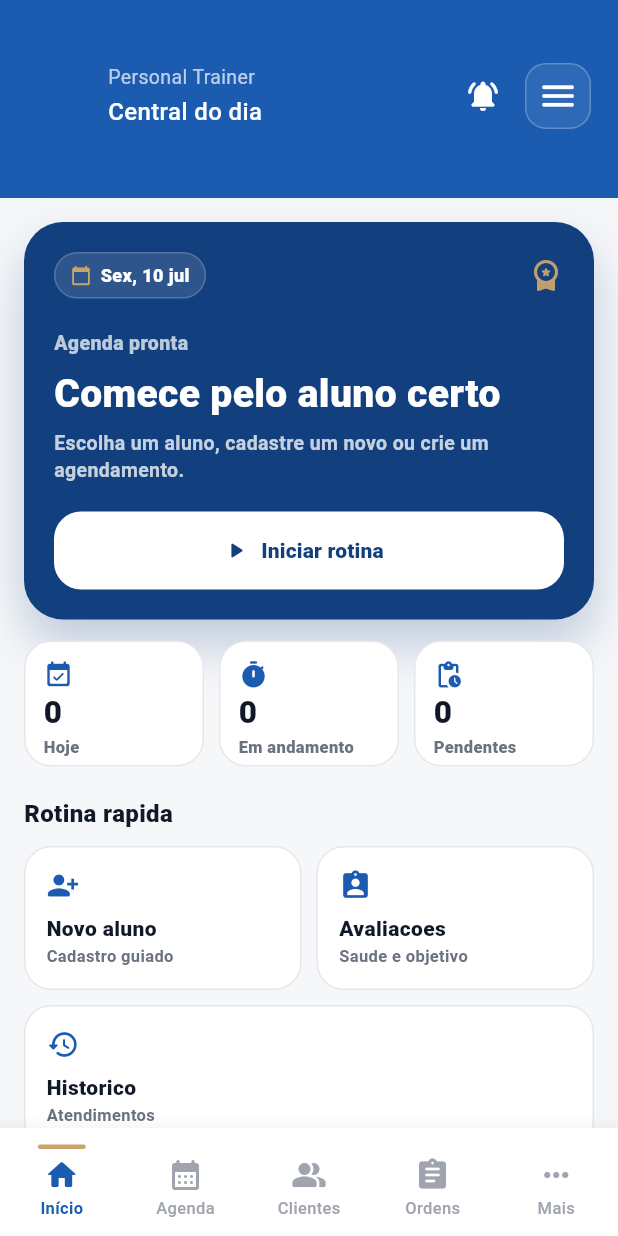
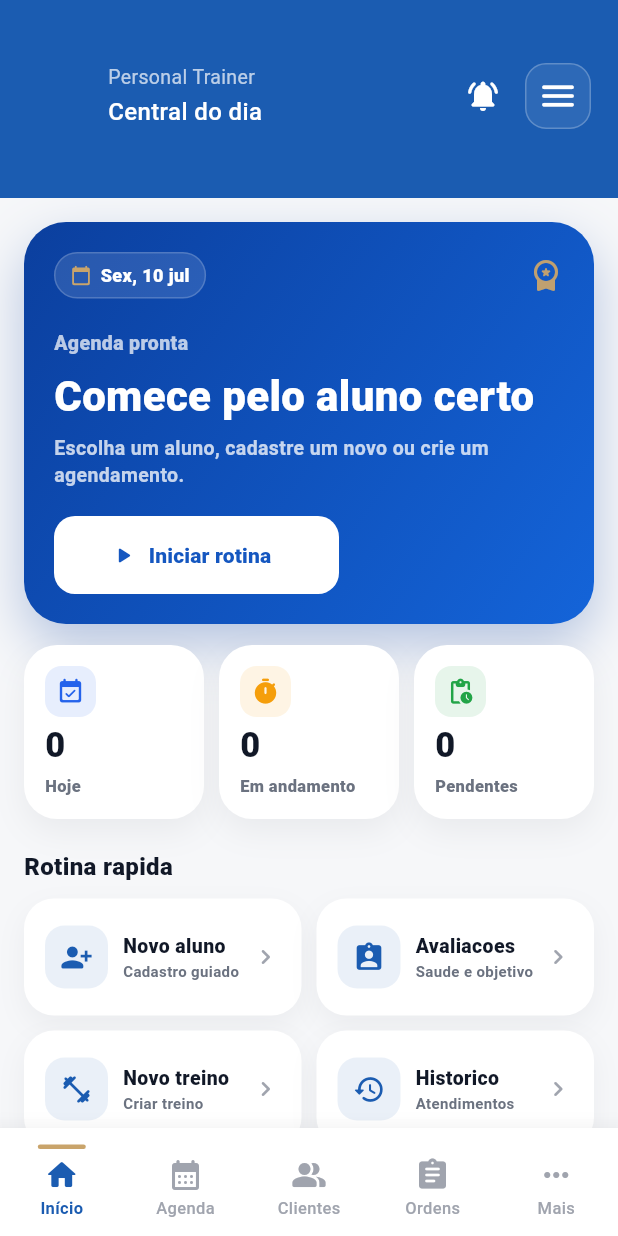
Before and after one commit to Adilson-GDI/AtendeFacil, a Flutter app: the screen it shows after launch, on a phone screen of 412 x 824 dp. Run offline on Flutter 3.47's test engine with Material 3 defaults, Android fonts, the phone set to English and light mode, and no system bars; our stand-ins replace device_info_plus, file_picker, firebase_core, firebase_messaging, flutter_local_notifications, package_info_plus and 3 more; accounts and stored records are empty.

Commit message:
Refresh FitCheck home from approved mockup

```diff
--- a/lib/screens/home/home_screen.dart
+++ b/lib/screens/home/home_screen.dart
@@ -559,13 +559,17 @@ class _HomeScreenState extends State<HomeScreen> {
     return Container(
       padding: const EdgeInsets.all(20),
       decoration: BoxDecoration(
-        color: AppColors.primaryDark,
-        borderRadius: BorderRadius.circular(26),
+        gradient: const LinearGradient(
+          begin: Alignment.topLeft,
+          end: Alignment.bottomRight,
+          colors: [Color(0xFF0B3F9E), Color(0xFF1464D9)],
+        ),
+        borderRadius: BorderRadius.circular(28),
         boxShadow: [
           BoxShadow(
-            color: AppColors.primaryDark.withValues(alpha: 0.25),
-            blurRadius: 28,
-            offset: const Offset(0, 16),
+            color: const Color(0xFF0B3F9E).withValues(alpha: 0.28),
+            blurRadius: 30,
+            offset: const Offset(0, 14),
           ),
         ],
       ),
@@ -630,7 +634,7 @@ class _HomeScreenState extends State<HomeScreen> {
             overflow: TextOverflow.ellipsis,
             style: const TextStyle(
               color: Colors.white,
-              fontSize: 26,
+              fontSize: 28,
               fontWeight: FontWeight.w900,
             ),
           ),
@@ -650,7 +654,7 @@ class _HomeScreenState extends State<HomeScreen> {
           ),
           const SizedBox(height: 18),
           SizedBox(
-            width: double.infinity,
+            width: 190,
             height: 52,
             child: ElevatedButton.icon(
               onPressed: loading ? null : iniciarFluxo,
@@ -661,10 +665,10 @@ class _HomeScreenState extends State<HomeScreen> {
               ),
               style: ElevatedButton.styleFrom(
                 backgroundColor: Colors.white,
-                foregroundColor: AppColors.primaryDark,
+                foregroundColor: const Color(0xFF1557C0),
                 elevation: 0,
                 shape: RoundedRectangleBorder(
-                  borderRadius: BorderRadius.circular(18),
+                  borderRadius: BorderRadius.circular(14),
                 ),
               ),
             ),
@@ -703,27 +707,45 @@ class _HomeScreenState extends State<HomeScreen> {
     required String value,
     required IconData icon,
   }) {
-    final primary = Theme.of(context).colorScheme.primary;
+    final accent = switch (label) {
+      'Em andamento' => const Color(0xFFF59E0B),
+      'Pendentes' => const Color(0xFF22A447),
+      _ => const Color(0xFF2563EB),
+    };
 
     return Expanded(
       child: Container(
-        height: 84,
-        padding: const EdgeInsets.all(12),
+        height: 116,
+        padding: const EdgeInsets.all(14),
         decoration: BoxDecoration(
           color: Colors.white,
-          borderRadius: BorderRadius.circular(18),
-          border: Border.all(color: AppColors.border),
+          borderRadius: BorderRadius.circular(22),
+          boxShadow: [
+            BoxShadow(
+              color: const Color(0xFF0F172A).withValues(alpha: 0.06),
+              blurRadius: 18,
+              offset: const Offset(0, 8),
+            ),
+          ],
         ),
         child: Column(
           crossAxisAlignment: CrossAxisAlignment.start,
           mainAxisAlignment: MainAxisAlignment.spaceBetween,
           children: [
-            Icon(icon, color: primary, size: 20),
+            Container(
+              width: 34,
+              height: 34,
+              decoration: BoxDecoration(
+                color: accent.withValues(alpha: 0.11),
+                borderRadius: BorderRadius.circular(11),
+              ),
+              child: Icon(icon, color: accent, size: 19),
+            ),
             Text(
               value,
               style: const TextStyle(
                 color: AppColors.textDark,
-                fontSize: 21,
+                fontSize: 23,
                 fontWeight: FontWeight.w900,
               ),
             ),
@@ -801,6 +823,13 @@ class _HomeScreenState extends State<HomeScreen> {
         Row(
           children: [
             _shortcutCard(
+              icon: Icons.fitness_center_rounded,
+              title: 'Novo treino',
+              subtitle: 'Criar treino',
+              onTap: () => Navigator.pushNamed(context, '/treinos'),
+            ),
+            const SizedBox(width: 10),
+            _shortcutCard(
               icon: Icons.history_rounded,
               title: 'Historico',
               subtitle: 'Atendimentos',
@@ -825,19 +854,34 @@ class _HomeScreenState extends State<HomeScreen> {
         onTap: onTap,
         borderRadius: BorderRadius.circular(18),
         child: Container(
-          height: 96,
-          padding: const EdgeInsets.all(14),
+          height: 78,
+          padding: const EdgeInsets.symmetric(horizontal: 14, vertical: 12),
           decoration: BoxDecoration(
             color: Colors.white,
-            borderRadius: BorderRadius.circular(18),
-            border: Border.all(color: AppColors.border),
+            borderRadius: BorderRadius.circular(20),
+            boxShadow: [
+              BoxShadow(
+                color: const Color(0xFF0F172A).withValues(alpha: 0.05),
+                blurRadius: 16,
+                offset: const Offset(0, 7),
               ),
+            ],
+          ),
+          child: Row(
+            children: [
+              Container(
+                width: 42,
+                height: 42,
+                decoration: BoxDecoration(
+                  color: primary.withValues(alpha: 0.09),
+                  borderRadius: BorderRadius.circular(13),
+                ),
+                child: Icon(icon, color: primary, size: 22),
+              ),
+              const SizedBox(width: 10),
+              Expanded(
                 child: Column(
-            crossAxisAlignment: CrossAxisAlignment.start,
-            mainAxisAlignment: MainAxisAlignment.spaceBetween,
-            children: [
-              Icon(icon, color: primary, size: 22),
-              Column(
+                  mainAxisAlignment: MainAxisAlignment.center,
                   crossAxisAlignment: CrossAxisAlignment.start,
                   children: [
                     Text(
@@ -846,7 +890,7 @@ class _HomeScreenState extends State<HomeScreen> {
                       overflow: TextOverflow.ellipsis,
                       style: const TextStyle(
                         color: AppColors.textDark,
-                      fontSize: 14,
+                        fontSize: 13,
                         fontWeight: FontWeight.w900,
                       ),
                     ),
@@ -856,11 +900,17 @@ class _HomeScreenState extends State<HomeScreen> {
                       overflow: TextOverflow.ellipsis,
                       style: const TextStyle(
                         color: AppColors.textMuted,
-                      fontSize: 11,
+                        fontSize: 10,
                         fontWeight: FontWeight.w700,
                       ),
                     ),
                   ],
+                ),
+              ),
+              const Icon(
+                Icons.chevron_right_rounded,
+                color: AppColors.navInactive,
+                size: 20,
               ),
             ],
           ),
@@ -1100,7 +1150,7 @@ class _HomeScreenState extends State<HomeScreen> {
           : RefreshIndicator(
               onRefresh: carregarDados,
               child: ListView(
-                padding: const EdgeInsets.fromLTRB(16, 16, 16, 24),
+                padding: const EdgeInsets.fromLTRB(16, 16, 16, 28),
                 children: [
                   _heroCard(),
                   const SizedBox(height: 14),
```
Lines whose indentation alone changed are shown as unchanged.
